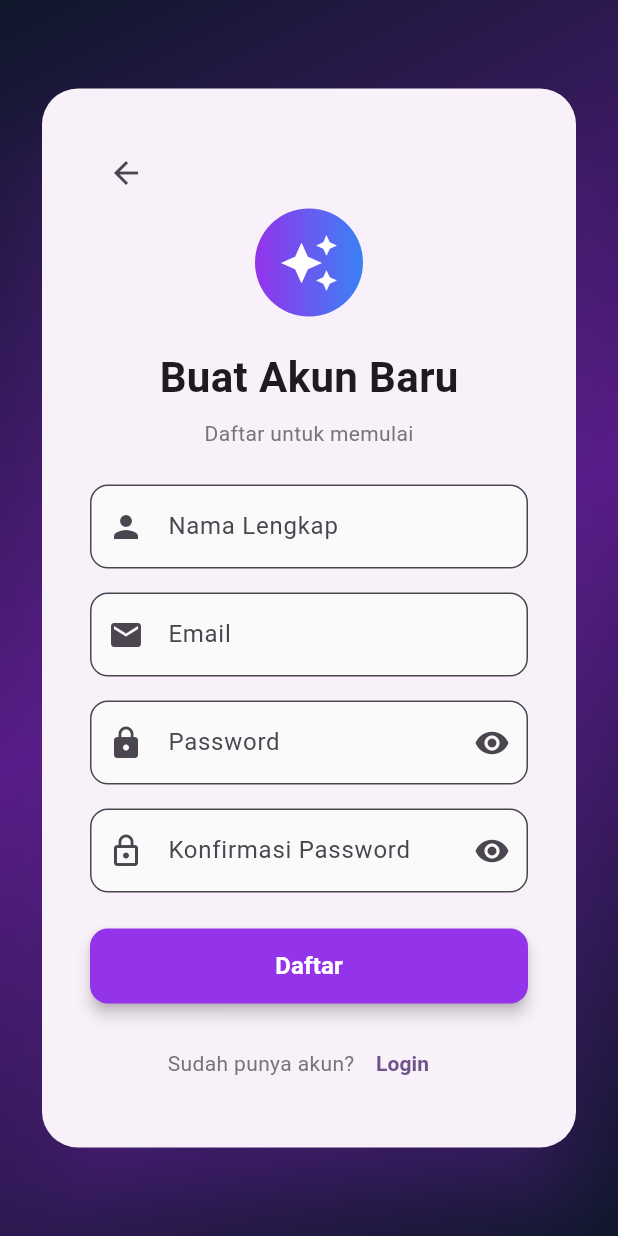
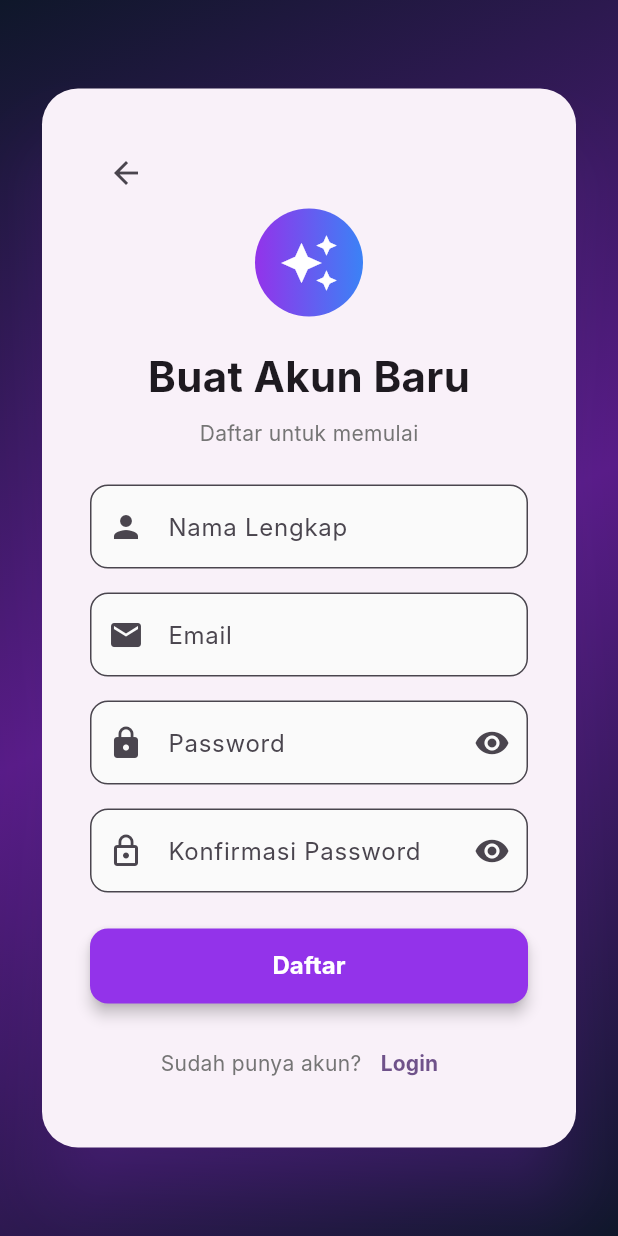
Before and after one commit to ammar12005/UAS_MOBILEPROGRAMING, a Flutter app: the screen it shows after launch, after a tap on "Login", after a tap on "Daftar", on a phone screen of 412 x 824 dp. Run offline on Flutter 3.47's test engine with Material 3 defaults, Android fonts, the light colour scheme and no system bars; our stand-ins replace hive_flutter, qr_flutter; missing offline and left inert: mobile_scanner; accounts and stored records are empty; Roboto replaces fonts that are missing (Inter).

Commit message:
update file

```diff
--- a/lib/main.dart
+++ b/lib/main.dart
@@ -1,6 +1,5 @@
 import 'package:flutter/material.dart';
-import 'package:intl/date_symbol_data_local.dart';
-import 'package:hive_flutter/hive_flutter.dart';
+import 'models.dart';
 import 'storage_service.dart';
 import 'pages/login_page.dart';
 import 'pages/dashboard_page.dart';
@@ -8,18 +7,51 @@ import 'pages/dashboard_page.dart';
 void main() async {
   WidgetsFlutterBinding.ensureInitialized();
 
-  // Inisialisasi Hive untuk storage
-  await Hive.initFlutter();
-  await Hive.openBox('eventManagerStorage');
+  // Buat akun default jika belum ada
+  await _createDefaultAccount();
 
-  // Inisialisasi locale Indonesia untuk format tanggal
-  await initializeDateFormatting('id_ID', null);
+  // Cek session
+  final user = await StorageService.getSession();
 
-  runApp(const MyApp());
+  runApp(MyApp(initialUser: user));
+}
+
+// Fungsi untuk membuat akun default
+Future<void> _createDefaultAccount() async {
+  try {
+    final users = await StorageService.getUsers();
+
+    // Jika belum ada user, buat akun default
+    if (users.isEmpty) {
+      final defaultUsers = [
+        User(
+          id: 1,
+          name: 'Admin',
+          email: 'admin@gmail.com',
+          password: '123456',
+        ),
+        User(
+          id: 2,
+          name: 'User Test',
+          email: 'user@gmail.com',
+          password: 'user123',
+        ),
+      ];
+
+      await StorageService.saveUsers(defaultUsers);
+      print('✅ Akun default berhasil dibuat:');
+      print('   Email: admin@gmail.com | Password: 123456');
+      print('   Email: user@gmail.com  | Password: user123');
+    }
+  } catch (e) {
+    print('⚠️ Error membuat akun default: $e');
+  }
 }
 
 class MyApp extends StatelessWidget {
-  const MyApp({super.key});
+  final User? initialUser;
+
+  const MyApp({super.key, this.initialUser});
 
   @override
   Widget build(BuildContext context) {
@@ -27,97 +59,17 @@ class MyApp extends StatelessWidget {
       title: 'Event Manager Pro',
       debugShowCheckedModeBanner: false,
       theme: ThemeData(
-        primarySwatch: Colors.blue,
+        colorScheme: ColorScheme.fromSeed(
+          seedColor: const Color(0xFF9333EA),
+          brightness: Brightness.light,
+        ),
         useMaterial3: true,
-        colorScheme: ColorScheme.fromSeed(seedColor: const Color(0xFF9333EA)),
-        fontFamily: 'Roboto',
+        fontFamily: 'Inter',
       ),
-      home: const AuthCheck(),
+      // Auto login jika ada session
+      home: initialUser != null
+          ? DashboardPage(user: initialUser!)
+          : const LoginPage(),
     );
   }
 }
-
-// --- AUTH CHECK ---
-class AuthCheck extends StatefulWidget {
-  const AuthCheck({super.key});
-
-  @override
-  State<AuthCheck> createState() => _AuthCheckState();
-}
-
-class _AuthCheckState extends State<AuthCheck> {
-  @override
-  void initState() {
-    super.initState();
-    _checkAuthentication();
-  }
-
-  Future<void> _checkAuthentication() async {
-    await Future.delayed(const Duration(milliseconds: 500));
-    final user = await StorageService.getSession();
-
-    if (!mounted) return;
-
-    Navigator.pushReplacement(
-      context,
-      MaterialPageRoute(
-        builder: (_) => user != null
-            ? DashboardPage(user: user)
-            : const LoginPage(),
-      ),
-    );
-  }
-
-  @override
-  Widget build(BuildContext context) {
-    return Scaffold(
-      body: Container(
-        decoration: const BoxDecoration(
-          gradient: LinearGradient(
-            begin: Alignment.topLeft,
-            end: Alignment.bottomRight,
-            colors: [Color(0xFF0F172A), Color(0xFF581C87), Color(0xFF0F172A)],
-          ),
-        ),
-        child: Center(
-          child: Column(
-            mainAxisAlignment: MainAxisAlignment.center,
-            children: [
-              Container(
-                padding: const EdgeInsets.all(24),
-                decoration: BoxDecoration(
-                  gradient: const LinearGradient(
-                    colors: [Color(0xFF9333EA), Color(0xFF3B82F6)],
-                  ),
-                  shape: BoxShape.circle,
-                  boxShadow: [
-                    BoxShadow(
-                      color: const Color(0xFF9333EA).withOpacity(0.5),
-                      blurRadius: 30,
-                      spreadRadius: 10,
-                    ),
-                  ],
-                ),
-                child: const Icon(Icons.auto_awesome, color: Colors.white, size: 60),
-              ),
-              const SizedBox(height: 32),
-              const Text(
-                'Event Manager Pro',
-                style: TextStyle(
-                  fontSize: 28,
-                  fontWeight: FontWeight.bold,
-                  color: Colors.white,
-                ),
-              ),
-              const SizedBox(height: 40),
-              const CircularProgressIndicator(
-                color: Colors.white,
-                strokeWidth: 3,
-              ),
-            ],
-          ),
-        ),
-      ),
-    );
-  }
-}
```
